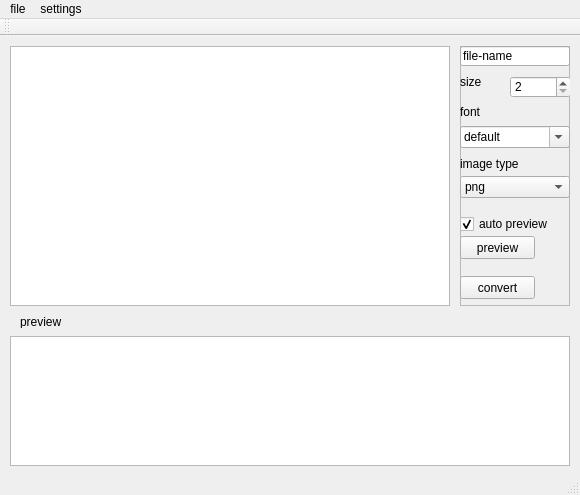
chinoneeru/TexEq2Image, file texEquation/mainwindow.ui: the form before one commit.
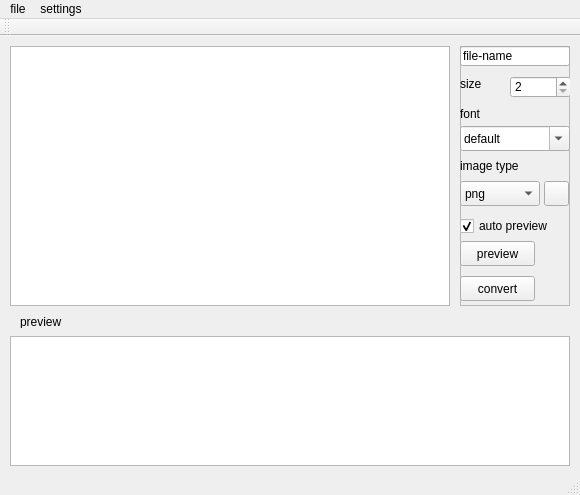
The form after the commit. Custom widgets are drawn as their Qt base class.

Commit message: image-magick convert was again employed for default eps->png converter since dvipng seems to have a problem with some fonts.

```diff
--- a/texEquation/mainwindow.ui
+++ b/texEquation/mainwindow.ui
@@ -101,7 +101,7 @@
        <x>0</x>
        <y>170</y>
        <width>91</width>
-       <height>16</height>
+       <height>20</height>
       </rect>
      </property>
      <property name="text">
@@ -117,7 +117,7 @@
        <x>0</x>
        <y>230</y>
        <width>75</width>
-       <height>23</height>
+       <height>25</height>
       </rect>
      </property>
      <property name="text">
@@ -130,7 +130,7 @@
        <x>0</x>
        <y>80</y>
        <width>110</width>
-       <height>22</height>
+       <height>25</height>
       </rect>
      </property>
      <property name="editable">
@@ -148,7 +148,7 @@
        <x>0</x>
        <y>30</y>
        <width>50</width>
-       <height>12</height>
+       <height>15</height>
       </rect>
      </property>
      <property name="text">
@@ -159,9 +159,9 @@
      <property name="geometry">
       <rect>
        <x>0</x>
-       <y>130</y>
-       <width>110</width>
-       <height>22</height>
+       <y>135</y>
+       <width>80</width>
+       <height>25</height>
       </rect>
      </property>
      <item>
@@ -197,7 +197,7 @@
        <x>0</x>
        <y>60</y>
        <width>50</width>
-       <height>12</height>
+       <height>15</height>
       </rect>
      </property>
      <property name="text">
@@ -208,9 +208,9 @@
      <property name="geometry">
       <rect>
        <x>0</x>
-       <y>190</y>
+       <y>195</y>
        <width>75</width>
-       <height>23</height>
+       <height>25</height>
       </rect>
      </property>
      <property name="text">
@@ -223,7 +223,7 @@
        <x>0</x>
        <y>110</y>
        <width>61</width>
-       <height>16</height>
+       <height>20</height>
       </rect>
      </property>
      <property name="text">
@@ -243,6 +243,19 @@
       <string>file-name</string>
      </property>
     </widget>
+    <widget class="QPushButton" name="pushButton">
+     <property name="geometry">
+      <rect>
+       <x>84</x>
+       <y>135</y>
+       <width>25</width>
+       <height>25</height>
+      </rect>
+     </property>
+     <property name="text">
+      <string/>
+     </property>
+    </widget>
    </widget>
   </widget>
   <widget class="QMenuBar" name="menuBar">
```
Left out of the diff: 4 changed lines with no effect on the pictures. The commit also changes 2 other files.
